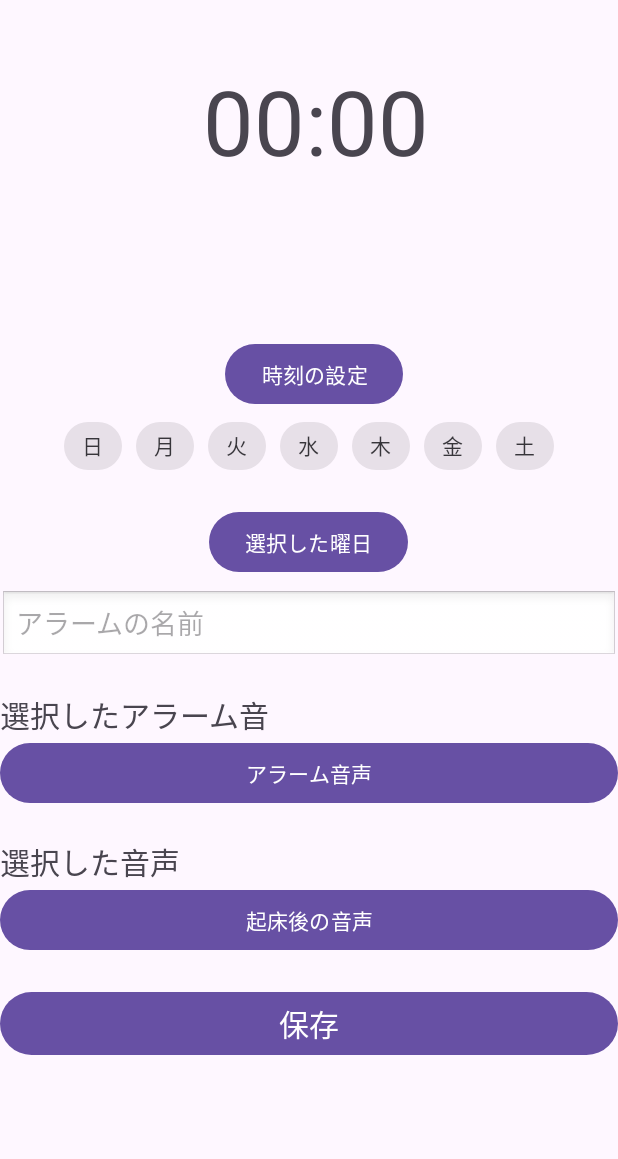
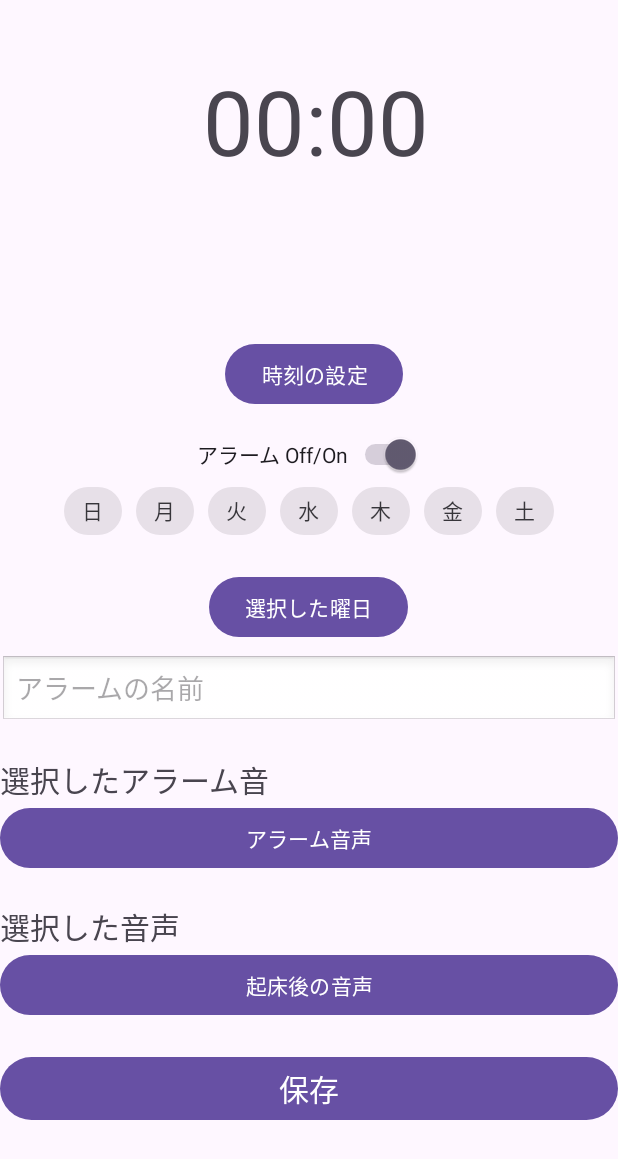
Before and after one commit to sakina-i9/Alarm, an Android app: the AlarmActivity screen opened directly, with no data from a screen before it, after a tap on an icon or button, on a phone screen of 412 x 824 dp. Shown: the top 1159 px of the screen. Run offline under Robolectric (Android 15) with nearby library versions, the phone set to English and light mode, and no system bars; our stand-ins replace Room's generated code.

Commit message:
switch追加（調整中）

```diff
--- a/app/src/main/java/com/websarva/wings/android/alarm/Alarm.kt
+++ b/app/src/main/java/com/websarva/wings/android/alarm/Alarm.kt
@@ -10,5 +10,6 @@ data class Alarm(
     val days: String,      // 例："日,月,火"
     val alarmName: String,
     val alarmMusic: String,
-    val afterMusic: String
+    val afterMusic: String,
+    val enabled: Boolean = true
 )
--- a/app/src/main/java/com/websarva/wings/android/alarm/AlarmActivity.kt
+++ b/app/src/main/java/com/websarva/wings/android/alarm/AlarmActivity.kt
@@ -22,10 +22,12 @@ class AlarmActivity : AppCompatActivity() {
     private val db by lazy {
         Room.databaseBuilder(
             applicationContext,
-            AlarmDatabase::class.java,
-            "alarms-db"
-        ).build()
+            AlarmDatabase::class.java, "alarms-db"
+        )
+            .addMigrations(AlarmDatabase.MIGRATION_1_2, AlarmDatabase.MIGRATION_2_3, AlarmDatabase.MIGRATION_3_4)
+            .build()
     }
+
 
     private lateinit var adapter: AlarmAdapter
     private var isSelectionMode = false
--- a/app/src/main/java/com/websarva/wings/android/alarm/AlarmDataBase.kt
+++ b/app/src/main/java/com/websarva/wings/android/alarm/AlarmDataBase.kt
@@ -5,13 +5,14 @@ import androidx.room.RoomDatabase
 import androidx.room.migration.Migration
 import androidx.sqlite.db.SupportSQLiteDatabase
 
-@Database(entities = [Alarm::class, CalendarEvent::class], version = 3)
+// バージョンを 4 に変更
+@Database(entities = [Alarm::class, CalendarEvent::class], version = 4)
 abstract class AlarmDatabase : RoomDatabase() {
     abstract fun alarmDao(): AlarmDao
     abstract fun calendarEventDao(): CalendarEventDao
 
     companion object {
-        // バージョン1から2へのマイグレーション：CalendarEvent テーブルを作成（列名は "day" とする）
+        // MIGRATION from 1 to 2: CalendarEvent テーブル作成（day列）
         val MIGRATION_1_2 = object : Migration(1, 2) {
             override fun migrate(database: SupportSQLiteDatabase) {
                 database.execSQL("""
@@ -24,10 +25,9 @@ abstract class AlarmDatabase : RoomDatabase() {
             }
         }
 
-        // バージョン2から3へのマイグレーション：テーブルの列名を "day" から "date" に変更
+        // MIGRATION from 2 to 3: CalendarEvent テーブルの列名変更（day -> date）
         val MIGRATION_2_3 = object : Migration(2, 3) {
             override fun migrate(database: SupportSQLiteDatabase) {
-                // 1. 新しいテーブルを作成（列名を date に変更）
                 database.execSQL("""
                     CREATE TABLE IF NOT EXISTS `calendar_events_new` (
                         `id` INTEGER PRIMARY KEY AUTOINCREMENT NOT NULL,
@@ -35,15 +35,19 @@ abstract class AlarmDatabase : RoomDatabase() {
                         `schedule` TEXT NOT NULL
                     )
                 """.trimIndent())
-                // 2. 古いテーブルからデータをコピー（day 列を date にコピー）
                 database.execSQL("""
                     INSERT INTO calendar_events_new (id, date, schedule)
                     SELECT id, day, schedule FROM calendar_events
                 """.trimIndent())
-                // 3. 古いテーブルを削除
                 database.execSQL("DROP TABLE calendar_events")
-                // 4. 新しいテーブルの名前を calendar_events に変更
                 database.execSQL("ALTER TABLE calendar_events_new RENAME TO calendar_events")
+            }
+        }
+
+        // MIGRATION from 3 to 4: Alarmテーブルに enabled 列を追加（デフォルトは1＝true）
+        val MIGRATION_3_4 = object : Migration(3, 4) {
+            override fun migrate(database: SupportSQLiteDatabase) {
+                database.execSQL("ALTER TABLE alarms ADD COLUMN enabled INTEGER NOT NULL DEFAULT 1")
             }
         }
     }
--- a/app/src/main/java/com/websarva/wings/android/alarm/AlarmReceiver.kt
+++ b/app/src/main/java/com/websarva/wings/android/alarm/AlarmReceiver.kt
@@ -3,13 +3,11 @@ package com.websarva.wings.android.alarm
 import android.content.BroadcastReceiver
 import android.content.Context
 import android.content.Intent
-import android.os.Build
 import android.util.Log
 
 class AlarmReceiver : BroadcastReceiver() {
     override fun onReceive(context: Context, intent: Intent) {
         Log.d("AlarmReceiver", "Alarm triggered!")
-        // AlarmScreenActivity を直接起動する
         val alarmIntent = Intent(context, AlarmScreenActivity::class.java).apply {
             addFlags(Intent.FLAG_ACTIVITY_NEW_TASK or Intent.FLAG_ACTIVITY_CLEAR_TASK)
             putExtra("alarmMusic", intent.getStringExtra("alarmMusic"))
--- a/app/src/main/res/layout/activity_main.xml
+++ b/app/src/main/res/layout/activity_main.xml
@@ -6,7 +6,6 @@
     android:id="@+id/main"
     android:layout_width="match_parent"
     android:layout_height="match_parent"
-    android:background="#A1A9BA"
     android:orientation="vertical">
 
     <TextClock
--- a/app/src/main/res/layout/activity_timeset.xml
+++ b/app/src/main/res/layout/activity_timeset.xml
@@ -9,6 +9,7 @@
     android:orientation="vertical"
     tools:context=".TimesetActivity">
 
+    <!-- 現在時刻表示 -->
     <TextView
         android:id="@+id/tvTime"
         android:layout_width="wrap_content"
@@ -18,14 +19,24 @@
         android:text="00:00"
         android:textSize="60sp" />
 
-
+    <!-- 時刻選択ボタン -->
     <Button
         android:id="@+id/btnSelectTime"
         android:layout_width="wrap_content"
         android:layout_height="wrap_content"
         android:layout_marginStart="150dp"
-        android:text="時刻の設定"/>
+        android:text="時刻の設定" />
 
+    <!-- オン／オフスイッチを追加 -->
+    <Switch
+        android:id="@+id/switchEnabled"
+        android:layout_width="wrap_content"
+        android:layout_height="wrap_content"
+        android:text="@string/switch_button"
+        android:layout_marginTop="16dp"
+        android:layout_gravity="center" />
+
+    <!-- 曜日選択用 ChipGroup -->
     <com.google.android.material.chip.ChipGroup
         android:id="@+id/chipGroupDays"
         android:layout_width="wrap_content"
@@ -92,6 +103,7 @@
 
     </com.google.android.material.chip.ChipGroup>
 
+    <!-- 確認ボタン -->
     <Button
         android:id="@+id/btnCheckDays"
         android:layout_width="wrap_content"
@@ -100,6 +112,7 @@
         android:text="@string/kakunin"
         android:layout_gravity="center"/>
 
+    <!-- アラーム名入力 -->
     <EditText
         android:id="@+id/Alarm_Name"
         android:layout_width="match_parent"
@@ -108,12 +121,13 @@
         android:background="@android:drawable/edit_text"
         android:hint="@string/TimeName" />
 
+    <!-- アラーム音設定 -->
     <TextView
         android:id="@+id/Set_Alarm_Music"
         android:layout_width="match_parent"
         android:layout_height="wrap_content"
         android:layout_marginTop="20dp"
-        android:textSize="20dp"
+        android:textSize="20sp"
         android:text="@string/setAlarmName"/>
 
     <Button
@@ -122,14 +136,14 @@
         android:layout_height="wrap_content"
         android:text="@string/AlarmMusic"/>
 
+    <!-- AfterMusic 設定 -->
     <TextView
         android:id="@+id/SetAfterMusic"
         android:layout_width="match_parent"
         android:layout_height="wrap_content"
-        android:textSize="20dp"
+        android:textSize="20sp"
         android:layout_marginTop="20dp"
         android:text="@string/setAfterMusicName"/>
-
 
     <Button
         android:id="@+id/After_Music"
@@ -137,13 +151,13 @@
         android:layout_height="wrap_content"
         android:text="@string/AfterMusic"/>
 
+    <!-- 保存ボタン -->
     <Button
         android:id="@+id/btnSaveAlarm"
         android:layout_width="match_parent"
         android:layout_height="wrap_content"
         android:layout_marginTop="20dp"
-        android:textSize="20dp"
+        android:textSize="20sp"
         android:text="@string/save"/>
 
-
 </LinearLayout>
--- a/app/src/main/res/values/strings.xml
+++ b/app/src/main/res/values/strings.xml
@@ -18,4 +18,7 @@
     <string name="setAfterMusicName">選択した音声</string>
     <string name="save">保存</string>
     <string name="delete">削除する</string>
+    <string name="switch_button">アラーム Off/On</string>
+    <string name="alarm_switch">Off/On</string>
+    <string name="alarm_information">アラームの情報</string>
 </resources>
```
Also changed, not shown: app/src/main/java/com/websarva/wings/android/alarm/TimesetActivity.kt (+54 -25 lines), app/src/main/res/layout/custom_button2.xml (+25 -4 lines).
